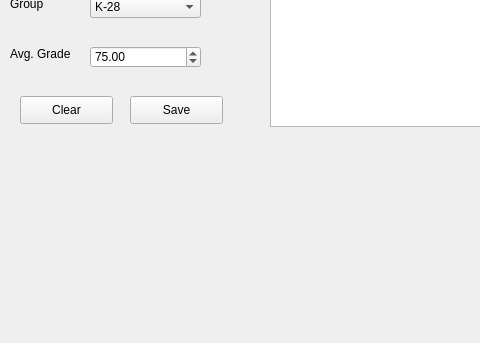
Old version of the form qt/StudentsDataManager/mainwindow.ui in the repository kzhereb/knu-ips-ooop-2020-2021; both pictures show x 0 to 480 and y 121 to 464 of the 947 by 464 pixel window.
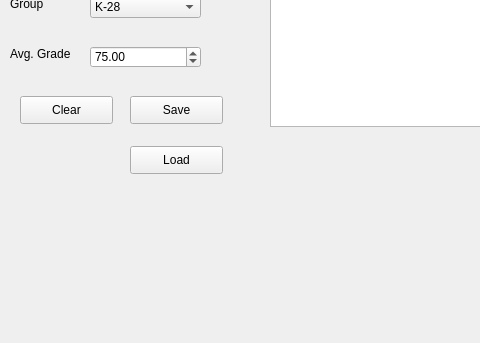
New version of the form.

Commit message:
Load students from file and show in table
Works on button press for now

```diff
--- a/qt/StudentsDataManager/mainwindow.ui
+++ b/qt/StudentsDataManager/mainwindow.ui
@@ -165,6 +165,19 @@
     <column/>
     <column/>
    </widget>
+   <widget class="QPushButton" name="btnLoad">
+    <property name="geometry">
+     <rect>
+      <x>130</x>
+      <y>250</y>
+      <width>93</width>
+      <height>28</height>
+     </rect>
+    </property>
+    <property name="text">
+     <string>Load</string>
+    </property>
+   </widget>
   </widget>
   <widget class="QToolBar" name="mainToolBar">
    <attribute name="toolBarArea">
```
The commit also changes 2 other files.
